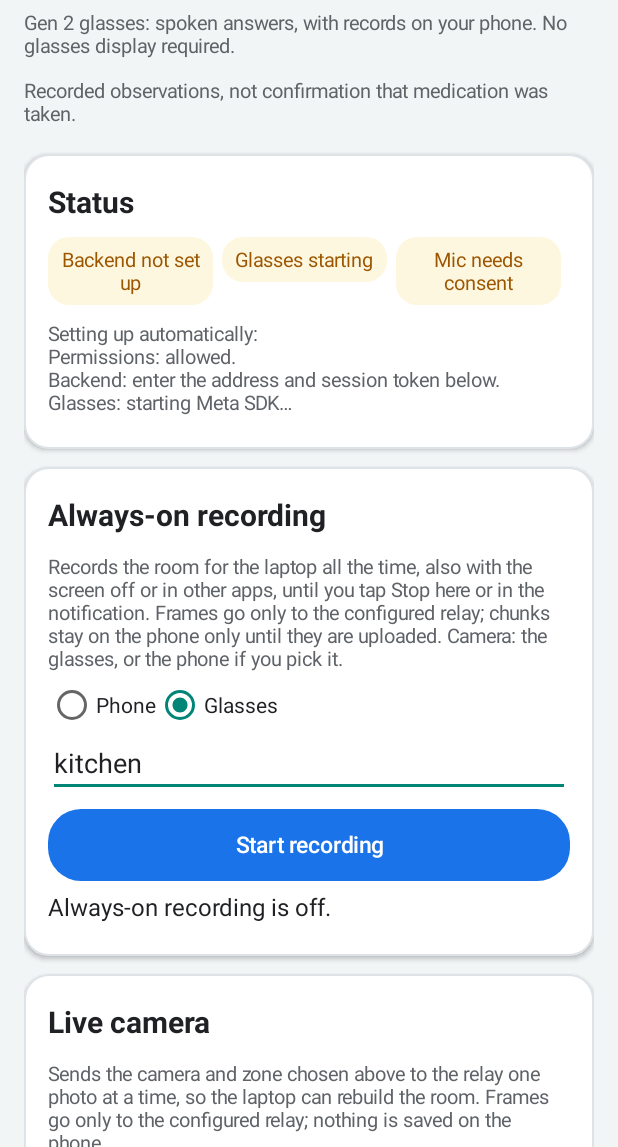
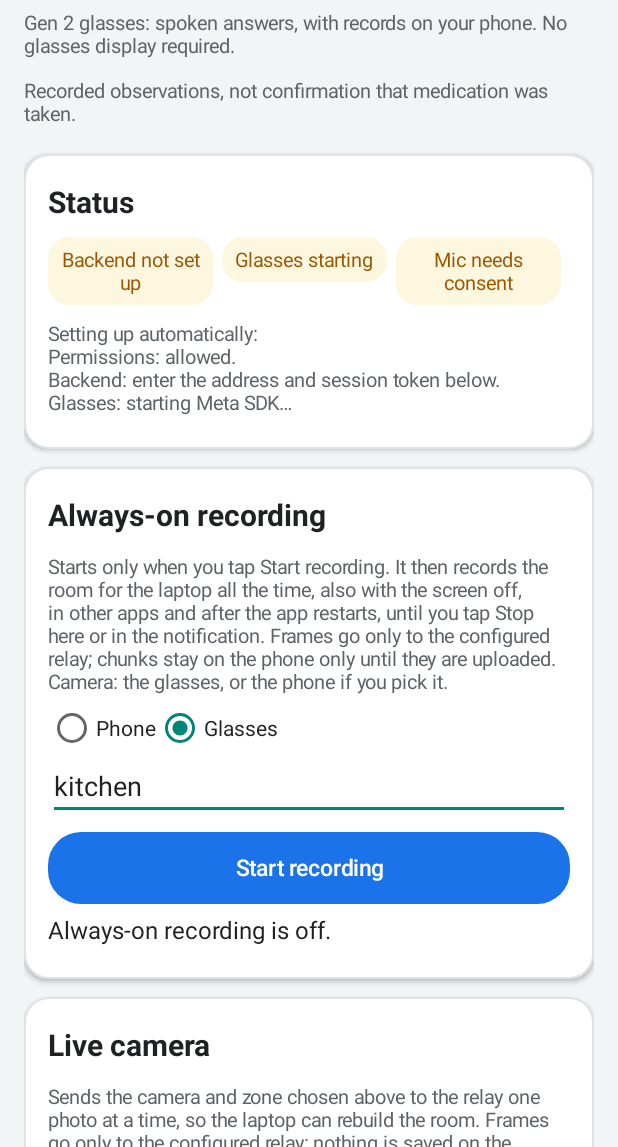
Before and after one commit to TheTechJumbo/junction-2026, an Android app: the screen it shows after launch (MainActivity), on a phone screen of 412 x 824 dp, the part 89-1236 px from its top. Run offline under Robolectric (Android 15) with nearby library versions, the phone set to English and light mode, and no system bars; libraries missing offline, so code that uses them is left out: com.meta.wearable; pictures from the network do not load; 3 statements that could not run were skipped.

Commit message:
Always-on recording is opt-in: it starts only after Start, and Stop is remembered
Seb does not want anything recorded for now. The installed build started
the always-on recording by itself whenever the app opened with a relay key,
and Stop lasted only until the app process ended. Now:

- A fresh install never records by itself; Start recording opts in.
- The choice persists (SharedPreferences "always_on"): after Start,
  opening the app resumes the recording; Stop (card or notification) turns
  it off until Start is tapped again, across app restarts.
- Debug: `--ez always_on false` turns it off and stops a running
  recording; `--ez always_on true` opts in.

```diff
--- a/android/app/src/main/java/com/junction/glasses/AutomaticSetup.kt
+++ b/android/app/src/main/java/com/junction/glasses/AutomaticSetup.kt
@@ -187,12 +187,14 @@ internal class DebugBackendLaunch private constructor(
     val relayZone: String?,
     /** The laptop's address on the same Wi-Fi (http://<LAN IP>:8090), used when 127.0.0.1 does not answer. */
     val relayLanUrl: String? = null,
+    /** `--ez always_on false` switches the always-on recording off (and stops it); true opts in. Null: unchanged. */
+    val alwaysOn: Boolean? = null,
 ) {
     val hasBackend: Boolean get() = backendUrl != null || apiToken != null
     val hasRelay: Boolean get() = relayUrl != null || relayKey != null || relayZone != null || relayLanUrl != null
 
     override fun toString() = "DebugBackendLaunch(backendUrl=$backendUrl, apiToken=${secret(apiToken)}, " +
-        "relayUrl=$relayUrl, relayKey=${secret(relayKey)}, relayZone=$relayZone, relayLanUrl=$relayLanUrl)"
+        "relayUrl=$relayUrl, relayKey=${secret(relayKey)}, relayZone=$relayZone, relayLanUrl=$relayLanUrl, alwaysOn=$alwaysOn)"
 
     companion object {
         const val EXTRA_BACKEND_URL = "backend_url"
@@ -201,7 +203,8 @@ internal class DebugBackendLaunch private constructor(
         const val EXTRA_RELAY_KEY = "relay_key"
         const val EXTRA_RELAY_ZONE = "relay_zone"
         const val EXTRA_RELAY_LAN_URL = "relay_lan_url"
-        private val EXTRAS = listOf(EXTRA_BACKEND_URL, EXTRA_API_TOKEN, EXTRA_RELAY_URL, EXTRA_RELAY_KEY, EXTRA_RELAY_ZONE, EXTRA_RELAY_LAN_URL)
+        const val EXTRA_ALWAYS_ON = "always_on"
+        private val EXTRAS = listOf(EXTRA_BACKEND_URL, EXTRA_API_TOKEN, EXTRA_RELAY_URL, EXTRA_RELAY_KEY, EXTRA_RELAY_ZONE, EXTRA_RELAY_LAN_URL, EXTRA_ALWAYS_ON)
 
         private fun secret(value: String?) = if (value == null) "absent" else "redacted"
 
@@ -217,6 +220,7 @@ internal class DebugBackendLaunch private constructor(
                     relayKey = intent.getStringExtra(EXTRA_RELAY_KEY)?.trim()?.takeIf { it.isNotEmpty() },
                     relayZone = intent.getStringExtra(EXTRA_RELAY_ZONE)?.trim()?.takeIf { it.isNotEmpty() },
                     relayLanUrl = intent.getStringExtra(EXTRA_RELAY_LAN_URL)?.trim()?.takeIf { it.isNotEmpty() },
+                    alwaysOn = if (intent.hasExtra(EXTRA_ALWAYS_ON)) intent.getBooleanExtra(EXTRA_ALWAYS_ON, false) else null,
                 )
             } catch (_: RuntimeException) { null }
         }
--- a/android/app/src/main/java/com/junction/glasses/MainActivity.kt
+++ b/android/app/src/main/java/com/junction/glasses/MainActivity.kt
@@ -262,7 +262,8 @@ class MainActivity : ComponentActivity() {
         backendChip = chip(); glassesChip = chip(); micChip = chip()
         setupStatus = note("Setting up automatically…")
         card("Always-on recording")
-        note("Records the room for the laptop all the time, also with the screen off or in other apps, until you tap Stop here or in the notification. " +
+        note("Starts only when you tap Start recording. It then records the room for the laptop all the time, also with the screen off, in other apps " +
+            "and after the app restarts, until you tap Stop here or in the notification. " +
             "Frames go only to the configured relay; chunks stay on the phone only until they are uploaded. Camera: the glasses, or the phone if you pick it.")
         val sourceGroup = RadioGroup(this).apply { orientation = LinearLayout.HORIZONTAL }
         for (source in CameraSource.values()) {
@@ -460,6 +461,10 @@ class MainActivity : ComponentActivity() {
         val extras = DebugBackendLaunch.read(source, BuildConfig.DEBUG) ?: return false
         setIntent(DebugBackendLaunch.withoutExtras(source))
         if (!apply) return false
+        extras.alwaysOn?.let { on ->
+            RecordingService.setWanted(this, on)
+            if (!on && AlwaysOn.isRecording) RecordingService.stop(this)
+        }
         if (extras.hasRelay) applyRelaySettings(extras.relayUrl, extras.relayKey, extras.relayZone, extras.relayLanUrl)
         extras.backendUrl?.let { endpoint.setText(it) }
         extras.apiToken?.let { connectAutomatically(it) }
@@ -958,11 +963,11 @@ class MainActivity : ComponentActivity() {
     }
     // ---- Always-on recording: a foreground service keeps recording until Stop ----
 
-    /** Starts by itself when the app opens with a relay key, unless already recording or stopped in this run. */
+    /** Opt-in: resumes by itself on opening only if the last choice was Start (remembered), never on a fresh install. */
     private fun maybeAutoStartAlwaysOn() {
         if (!automaticSetup || !alwaysOnAutoStart || pendingAlwaysOn) return
-        if (AlwaysOnRules.autoStart(enabled = true, relayKeySet = !relayKey.isNullOrBlank(), recording = AlwaysOn.isRecording,
-                stoppedByUser = AlwaysOn.stoppedByUser)) startAlwaysOn(auto = true)
+        if (AlwaysOnRules.autoStart(wanted = RecordingService.wanted(this), relayKeySet = !relayKey.isNullOrBlank(),
+                recording = AlwaysOn.isRecording)) startAlwaysOn(auto = true)
     }
     /** Starts the service from the Activity in front; asks once for notifications and, for the phone, the camera. */
     private fun startAlwaysOn(auto: Boolean) {
--- a/android/app/src/main/java/com/junction/glasses/live/AlwaysOnParts.kt
+++ b/android/app/src/main/java/com/junction/glasses/live/AlwaysOnParts.kt
@@ -167,11 +167,12 @@ internal class FailoverRelay<C>(
 /** The always-on recording's decisions that need no Android: when it starts, which camera, heat. */
 internal object AlwaysOnRules {
     /**
-     * Starts by itself when the app opens with a relay key set, unless it already runs or the user
-     * stopped it in this run of the app (Stop sticks until the app is opened anew or Start is tapped).
+     * Opt-in: it starts by itself when the app opens only if the user's last choice was Start
+     * ([wanted], remembered across app restarts; Stop or `--ez always_on false` clear it), a relay key
+     * is set and it is not already running. A fresh install never records until Start is tapped.
      */
-    fun autoStart(enabled: Boolean, relayKeySet: Boolean, recording: Boolean, stoppedByUser: Boolean): Boolean =
-        enabled && relayKeySet && !recording && !stoppedByUser
+    fun autoStart(wanted: Boolean, relayKeySet: Boolean, recording: Boolean): Boolean =
+        wanted && relayKeySet && !recording
 
     /** The glasses, unless the phone was picked in the app; a failing camera never switches by itself. */
     fun source(picked: CameraSource): CameraSource = picked
```
Also changed, not shown: android/app/src/main/java/com/junction/glasses/RecordingService.kt (+14 -0 lines), 2 other files.
